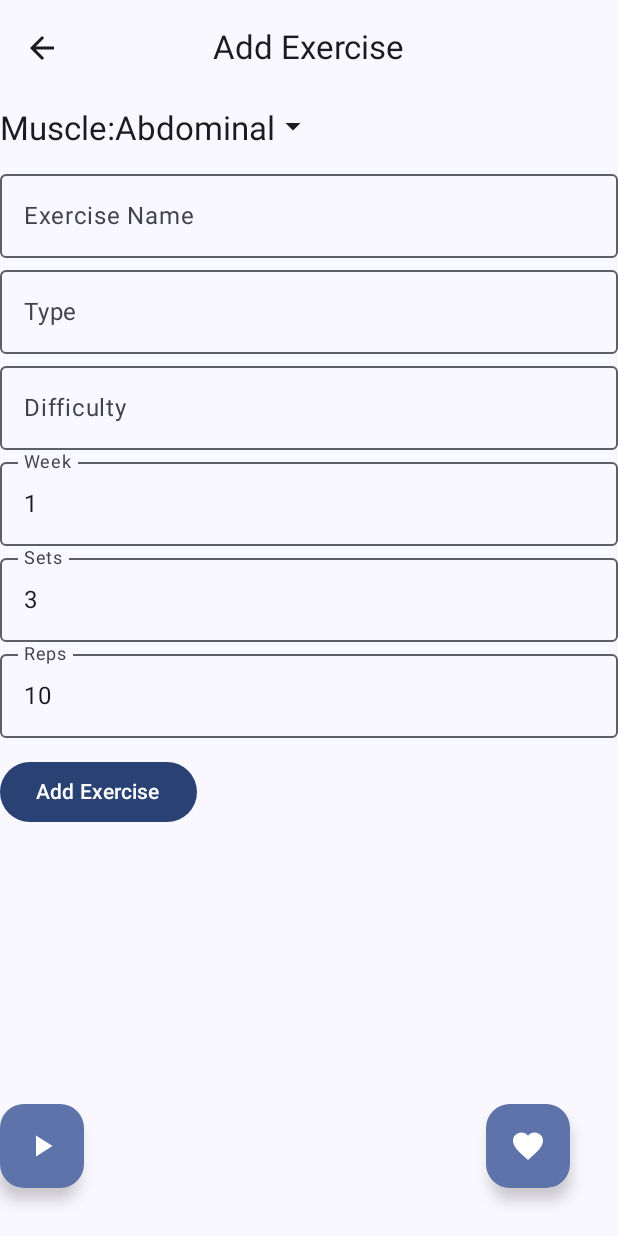
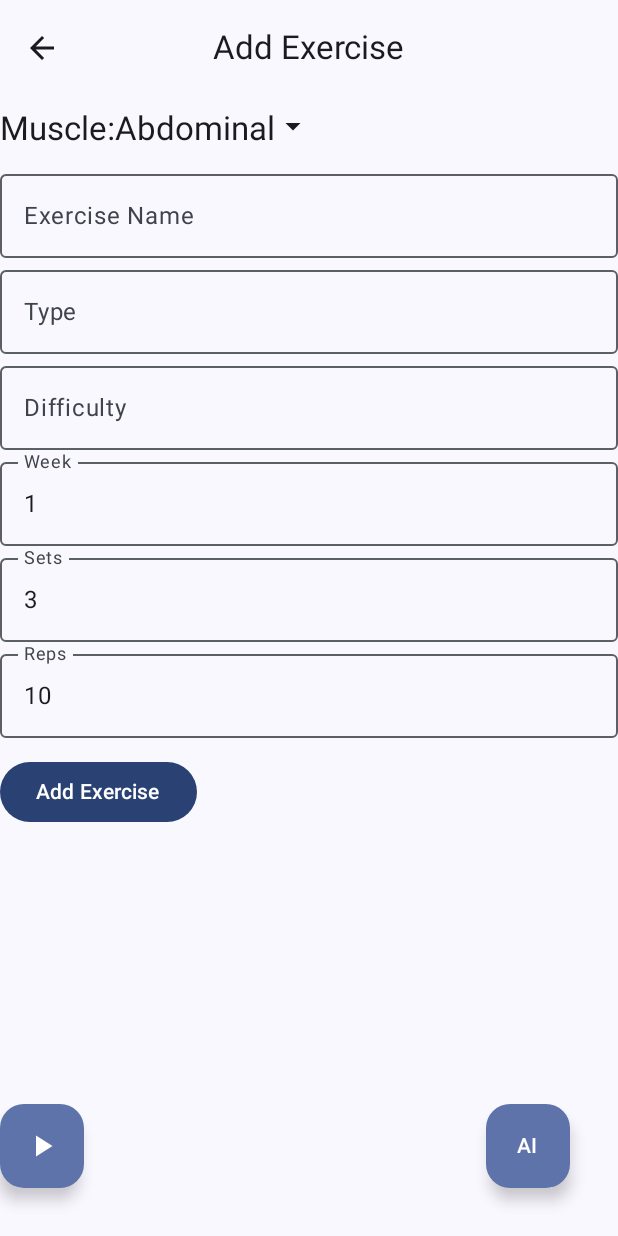
Before and after one commit to ethan-drury/GymifyPal, an Android app built with Jetpack Compose: the add_exercise screen opened through its navigation route, on a phone screen of 412 x 824 dp. Run offline under Robolectric (Android 15) with nearby library versions, the phone set to English and light mode, and no system bars; libraries missing offline, so code that uses them is left out: com.google.ai.client.

```diff
--- a/app/src/main/java/com/example/gymifypal/AgeComparisonActivity.kt
+++ b/app/src/main/java/com/example/gymifypal/AgeComparisonActivity.kt
@@ -151,7 +151,7 @@ fun AgeComparisonScreen(onBack: () -> Unit = {}) {
         floatingActionButton = {
             FloatingActionButton(
                 onClick = { if (!isLoading) queryGemini() }
-            ) { Icon(Icons.Filled.Favorite, contentDescription = "AI Plan") }
+            ) { Text(text = "AI") }
         }
     ) { innerPadding ->
         Column(
--- a/app/src/main/java/com/example/gymifypal/DatabaseViewActivity.kt
+++ b/app/src/main/java/com/example/gymifypal/DatabaseViewActivity.kt
@@ -201,7 +201,7 @@ fun AddExercise(
                         }
                     }
                 ) {
-                    Icon(Icons.Filled.Favorite, contentDescription = "AI Suggestion")
+                    Text(text = "AI")
                 }
             }
         }
```
